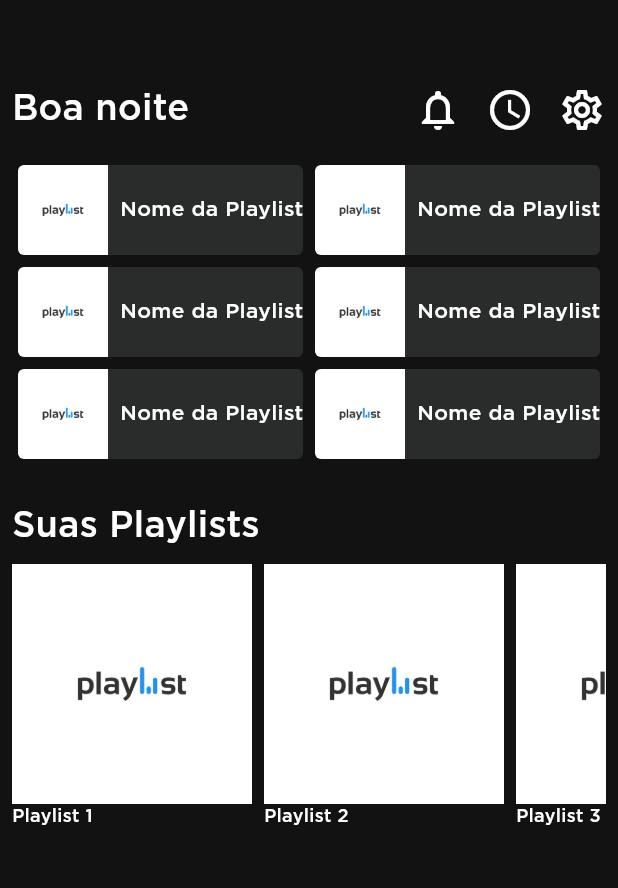
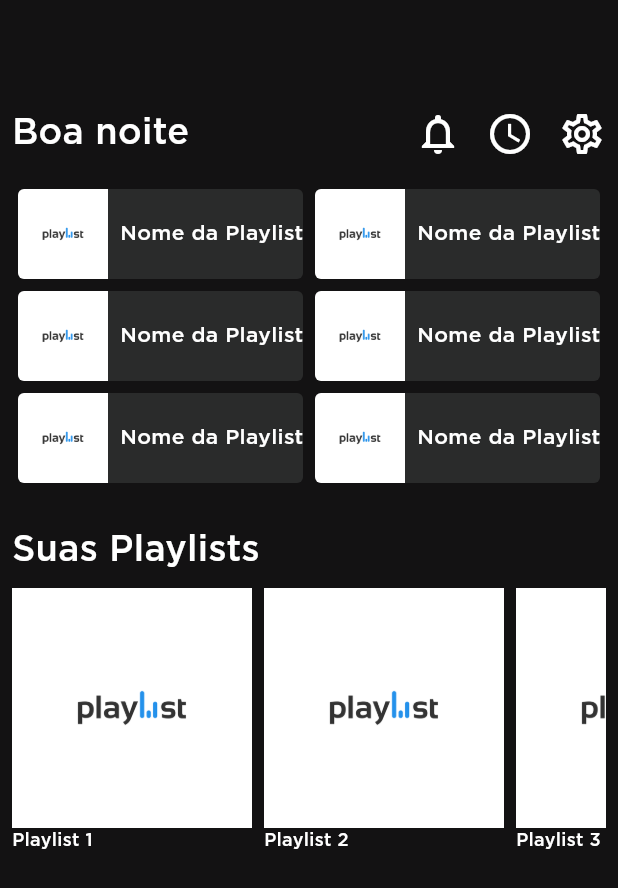
Before and after one commit to RodrigoUchoa001/offline-spotify, a Flutter app: the screen it shows after launch, on a phone screen of 412 x 824 dp. Shown: the top 888 px of the screen. Run offline on Flutter 3.47's test engine with Material 2 defaults, Android fonts, the phone set to English and light mode, and no system bars.

Commit message:
alterado padding

```diff
--- a/lib/screens/tela_inicial.dart
+++ b/lib/screens/tela_inicial.dart
@@ -13,7 +13,7 @@ class TelaInicial extends StatelessWidget {
         padding: EdgeInsets.all(8.0),
         child: Column(
           children: [
-            SizedBox(height: 48),
+            SizedBox(height: 64),
             AppBarInicial(),
             SizedBox(height: 16),
             RecommendedPlaylists(),
```
